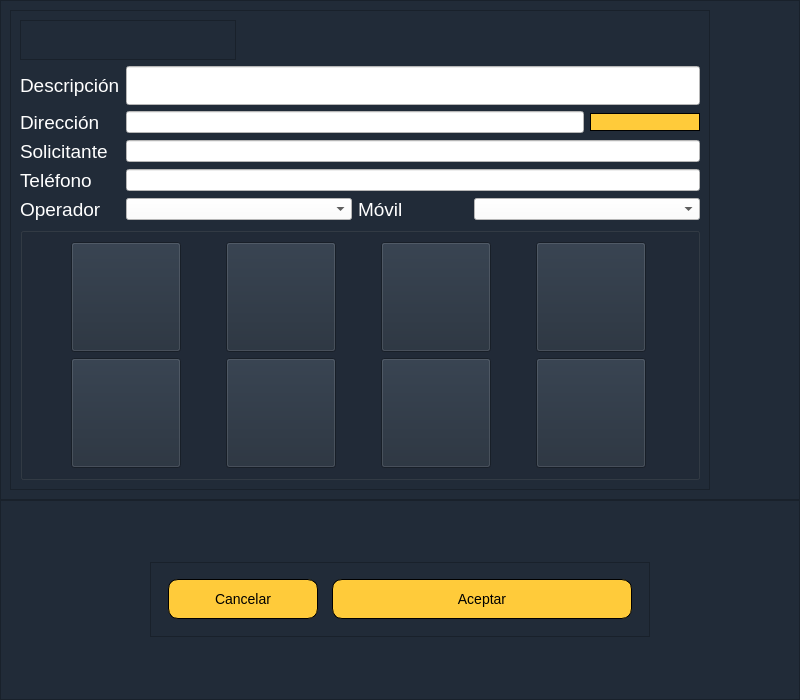
Before: the Qt Designer form OnlineRoutingMapper_dialog_base_agendar_pedido.ui in valetobares11/EmergencyDispatcher, drawn with Qt 5.
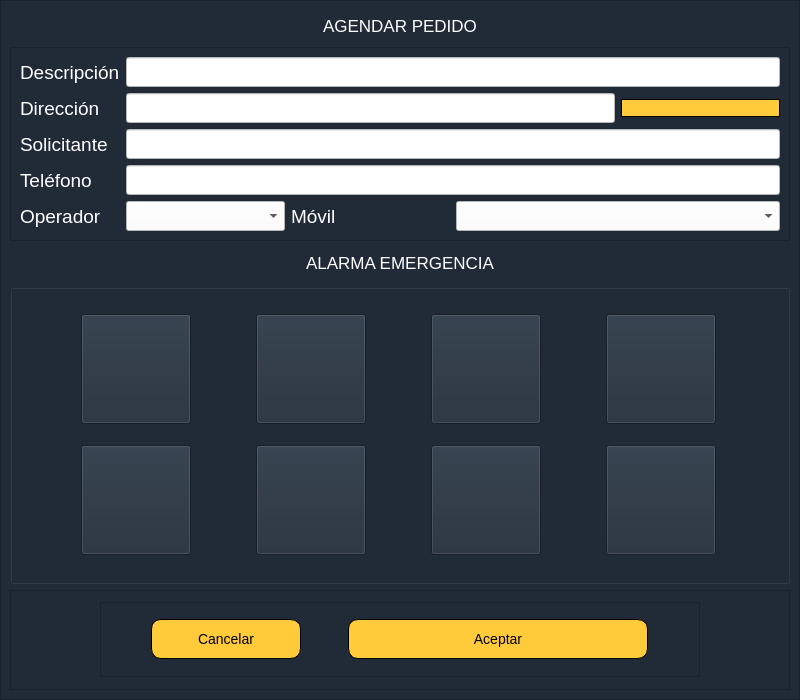
After: the same form once the commit is applied. Icons and pictures are not drawn.

Commit message: modificaciones visuales en la pantalla de agendar pedido

```diff
--- a/OnlineRoutingMapper_dialog_base_agendar_pedido.ui
+++ b/OnlineRoutingMapper_dialog_base_agendar_pedido.ui
@@ -58,6 +58,18 @@
    </property>
    <item>
     <widget class="QFrame" name="frame_5">
+     <property name="minimumSize">
+      <size>
+       <width>600</width>
+       <height>650</height>
+      </size>
+     </property>
+     <property name="maximumSize">
+      <size>
+       <width>1000</width>
+       <height>1000</height>
+      </size>
+     </property>
      <property name="frameShape">
       <enum>QFrame::StyledPanel</enum>
      </property>
@@ -66,33 +78,64 @@
      </property>
      <layout class="QVBoxLayout" name="verticalLayout_2">
       <item>
-       <widget class="QFrame" name="frame">
-        <property name="sizePolicy">
-         <sizepolicy hsizetype="Expanding" vsizetype="Preferred">
-          <horstretch>0</horstretch>
-          <verstretch>0</verstretch>
-         </sizepolicy>
+       <widget class="QLabel" name="label_7">
+        <property name="font">
+         <font>
+          <pointsize>13</pointsize>
+         </font>
         </property>
-        <property name="minimumSize">
-         <size>
-          <width>500</width>
-          <height>400</height>
-         </size>
+        <property name="tabletTracking">
+         <bool>false</bool>
         </property>
-        <property name="maximumSize">
-         <size>
-          <width>700</width>
-          <height>16777215</height>
-         </size>
+        <property name="styleSheet">
+         <string notr="true">QLabel {
+    color: white;
+}</string>
         </property>
+        <property name="text">
+         <string>AGENDAR PEDIDO</string>
+        </property>
+        <property name="alignment">
+         <set>Qt::AlignCenter</set>
+        </property>
+       </widget>
+      </item>
+      <item>
+       <widget class="QFrame" name="frame_6">
         <property name="frameShape">
          <enum>QFrame::StyledPanel</enum>
         </property>
         <property name="frameShadow">
          <enum>QFrame::Raised</enum>
         </property>
-        <layout class="QGridLayout" name="gridLayout_2">
-         <item row="2" column="0">
+        <layout class="QGridLayout" name="gridLayout_3">
+         <item row="4" column="3" colspan="2">
+          <widget class="QComboBox" name="comboBox">
+           <property name="minimumSize">
+            <size>
+             <width>0</width>
+             <height>30</height>
+            </size>
+           </property>
+           <property name="styleSheet">
+            <string notr="true">background-color: rgb(255, 255, 255);</string>
+           </property>
+          </widget>
+         </item>
+         <item row="4" column="1">
+          <widget class="QComboBox" name="comboBox_2">
+           <property name="minimumSize">
+            <size>
+             <width>0</width>
+             <height>30</height>
+            </size>
+           </property>
+           <property name="styleSheet">
+            <string notr="true">background-color: rgb(255, 255, 255);</string>
+           </property>
+          </widget>
+         </item>
+         <item row="1" column="0">
           <widget class="QLabel" name="label">
            <property name="font">
             <font>
@@ -108,47 +151,16 @@
            </property>
           </widget>
          </item>
-         <item row="5" column="0">
-          <widget class="QLabel" name="label_6">
-           <property name="font">
-            <font>
-             <pointsize>14</pointsize>
-            </font>
+         <item row="4" column="2">
+          <widget class="QLabel" name="label_3">
+           <property name="minimumSize">
+            <size>
+             <width>0</width>
+             <height>30</height>
+            </size>
            </property>
-           <property name="styleSheet">
-            <string notr="true">color: rgb(255, 255, 255);</string>
-           </property>
-           <property name="text">
-            <string>Operador</string>
-           </property>
-          </widget>
-         </item>
-         <item row="4" column="1" colspan="5">
-          <widget class="QLineEdit" name="form_telefono">
-           <property name="styleSheet">
-            <string notr="true">background-color: rgb(255, 255, 255);</string>
-           </property>
-          </widget>
-         </item>
-         <item row="2" column="1" colspan="4">
-          <widget class="QLineEdit" name="form_direccion">
-           <property name="styleSheet">
-            <string notr="true">background-color: rgb(255, 255, 255);</string>
-           </property>
-          </widget>
-         </item>
-         <item row="3" column="1" colspan="5">
-          <widget class="QLineEdit" name="form_solicitante">
-           <property name="styleSheet">
-            <string notr="true">background-color: rgb(255, 255, 255);</string>
-           </property>
-          </widget>
-         </item>
-         <item row="1" column="0">
-          <widget class="QLabel" name="label_2">
            <property name="font">
             <font>
-             <family>Ubuntu</family>
              <pointsize>14</pointsize>
             </font>
            </property>
@@ -156,11 +168,11 @@
             <string notr="true">color: rgb(255, 255, 255);</string>
            </property>
            <property name="text">
-            <string>Descripción</string>
+            <string>Móvil</string>
            </property>
           </widget>
          </item>
-         <item row="1" column="1" colspan="5">
+         <item row="0" column="1" colspan="4">
           <widget class="QLineEdit" name="form_descripcion">
            <property name="sizePolicy">
             <sizepolicy hsizetype="Ignored" vsizetype="Fixed">
@@ -168,10 +180,16 @@
              <verstretch>0</verstretch>
             </sizepolicy>
            </property>
+           <property name="minimumSize">
+            <size>
+             <width>0</width>
+             <height>30</height>
+            </size>
+           </property>
            <property name="maximumSize">
             <size>
-             <width>600</width>
-             <height>600</height>
+             <width>16777215</width>
+             <height>16777215</height>
             </size>
            </property>
            <property name="acceptDrops">
@@ -187,10 +205,10 @@
             <string/>
            </property>
            <property name="maxLength">
-            <number>20</number>
+            <number>32767</number>
            </property>
            <property name="alignment">
-            <set>Qt::AlignLeading|Qt::AlignLeft|Qt::AlignTop</set>
+            <set>Qt::AlignLeading|Qt::AlignLeft|Qt::AlignVCenter</set>
            </property>
            <property name="dragEnabled">
             <bool>false</bool>
@@ -200,7 +218,7 @@
            </property>
           </widget>
          </item>
-         <item row="3" column="0">
+         <item row="2" column="0">
           <widget class="QLabel" name="label_4">
            <property name="font">
             <font>
@@ -216,14 +234,36 @@
            </property>
           </widget>
          </item>
-         <item row="5" column="1" colspan="2">
-          <widget class="QComboBox" name="comboBox_2">
+         <item row="0" column="0">
+          <widget class="QLabel" name="label_2">
+           <property name="font">
+            <font>
+             <family>Ubuntu</family>
+             <pointsize>14</pointsize>
+            </font>
+           </property>
+           <property name="styleSheet">
+            <string notr="true">color: rgb(255, 255, 255);</string>
+           </property>
+           <property name="text">
+            <string>Descripción</string>
+           </property>
+          </widget>
+         </item>
+         <item row="1" column="1" colspan="3">
+          <widget class="QLineEdit" name="form_direccion">
+           <property name="minimumSize">
+            <size>
+             <width>0</width>
+             <height>30</height>
+            </size>
+           </property>
            <property name="styleSheet">
             <string notr="true">background-color: rgb(255, 255, 255);</string>
            </property>
           </widget>
          </item>
-         <item row="4" column="0">
+         <item row="3" column="0">
           <widget class="QLabel" name="label_5">
            <property name="font">
             <font>
@@ -239,7 +279,22 @@
            </property>
           </widget>
          </item>
-         <item row="2" column="5">
+         <item row="4" column="0">
+          <widget class="QLabel" name="label_6">
+           <property name="font">
+            <font>
+             <pointsize>14</pointsize>
+            </font>
+           </property>
+           <property name="styleSheet">
+            <string notr="true">color: rgb(255, 255, 255);</string>
+           </property>
+           <property name="text">
+            <string>Operador</string>
+           </property>
+          </widget>
+         </item>
+         <item row="1" column="4">
           <widget class="QPushButton" name="buscarPunto">
            <property name="styleSheet">
             <string notr="true">QPushButton {
@@ -264,17 +319,72 @@
            <property name="iconSize">
             <size>
              <width>20</width>
-             <height>20</height>
+             <height>30</height>
             </size>
            </property>
           </widget>
          </item>
-         <item row="6" column="0" colspan="6">
+         <item row="2" column="1" colspan="4">
+          <widget class="QLineEdit" name="form_solicitante">
+           <property name="minimumSize">
+            <size>
+             <width>0</width>
+             <height>30</height>
+            </size>
+           </property>
+           <property name="styleSheet">
+            <string notr="true">background-color: rgb(255, 255, 255);</string>
+           </property>
+          </widget>
+         </item>
+         <item row="3" column="1" colspan="4">
+          <widget class="QLineEdit" name="form_telefono">
+           <property name="minimumSize">
+            <size>
+             <width>0</width>
+             <height>30</height>
+            </size>
+           </property>
+           <property name="styleSheet">
+            <string notr="true">background-color: rgb(255, 255, 255);</string>
+           </property>
+          </widget>
+         </item>
+        </layout>
+       </widget>
+      </item>
+      <item>
+       <widget class="QLabel" name="label_8">
+        <property name="font">
+         <font>
+          <pointsize>13</pointsize>
+         </font>
+        </property>
+        <property name="styleSheet">
+         <string notr="true">QLabel {
+    color: white;
+}</string>
+        </property>
+        <property name="text">
+         <string>ALARMA EMERGENCIA</string>
+        </property>
+        <property name="alignment">
+         <set>Qt::AlignCenter</set>
+        </property>
+       </widget>
+      </item>
+      <item>
           <widget class="QGroupBox" name="groupBox_2">
+        <property name="minimumSize">
+         <size>
+          <width>300</width>
+          <height>300</height>
+         </size>
+        </property>
            <property name="maximumSize">
             <size>
-             <width>900</width>
-             <height>400</height>
+          <width>1000</width>
+          <height>1000</height>
             </size>
            </property>
            <layout class="QGridLayout" name="gridLayout">
@@ -312,40 +422,6 @@
               </property>
              </widget>
             </item>
-            <item row="1" column="3">
-             <widget class="QPushButton" name="buttonEmergVarias">
-              <property name="minimumSize">
-               <size>
-                <width>110</width>
-                <height>110</height>
-               </size>
-              </property>
-              <property name="maximumSize">
-               <size>
-                <width>110</width>
-                <height>110</height>
-               </size>
-              </property>
-              <property name="styleSheet">
-               <string notr="true">QPushButton:hover {
-background-color: #FF0000;
-}</string>
-              </property>
-              <property name="text">
-               <string/>
-              </property>
-              <property name="icon">
-               <iconset>
-                <normaloff>sonidos/Logos/Logo_emergencias_varias.png</normaloff>sonidos/Logos/Logo_emergencias_varias.png</iconset>
-              </property>
-              <property name="iconSize">
-               <size>
-                <width>150</width>
-                <height>150</height>
-               </size>
-              </property>
-             </widget>
-            </item>
             <item row="0" column="0">
              <widget class="QPushButton" name="buttonIncendioForestal">
               <property name="minimumSize">
@@ -388,6 +464,40 @@
               </property>
              </widget>
             </item>
+         <item row="1" column="0">
+          <widget class="QPushButton" name="buttonIncendioVehicular">
+           <property name="minimumSize">
+            <size>
+             <width>110</width>
+             <height>110</height>
+            </size>
+           </property>
+           <property name="maximumSize">
+            <size>
+             <width>110</width>
+             <height>110</height>
+            </size>
+           </property>
+           <property name="styleSheet">
+            <string notr="true">QPushButton:hover {
+background-color: #FF0000;
+}</string>
+           </property>
+           <property name="text">
+            <string/>
+           </property>
+           <property name="icon">
+            <iconset>
+             <normaloff>sonidos/Logos/Logo_Incendio_Vehicular.png</normaloff>sonidos/Logos/Logo_Incendio_Vehicular.png</iconset>
+           </property>
+           <property name="iconSize">
+            <size>
+             <width>150</width>
+             <height>150</height>
+            </size>
+           </property>
+          </widget>
+         </item>
             <item row="0" column="2">
              <widget class="QPushButton" name="buttonRescateDeAltura">
               <property name="minimumSize">
@@ -422,8 +532,8 @@
               </property>
              </widget>
             </item>
-            <item row="0" column="3">
-             <widget class="QPushButton" name="buttonAccidenteMatPel">
+         <item row="1" column="3">
+          <widget class="QPushButton" name="buttonEmergVarias">
               <property name="minimumSize">
                <size>
                 <width>110</width>
@@ -446,75 +556,7 @@
               </property>
               <property name="icon">
                <iconset>
-                <normaloff>sonidos/Logos/Logo_mat_pel.png</normaloff>sonidos/Logos/Logo_mat_pel.png</iconset>
-              </property>
-              <property name="iconSize">
-               <size>
-                <width>140</width>
-                <height>140</height>
-               </size>
-              </property>
-             </widget>
-            </item>
-            <item row="1" column="2">
-             <widget class="QPushButton" name="buttonAccidenteVehicular">
-              <property name="minimumSize">
-               <size>
-                <width>110</width>
-                <height>110</height>
-               </size>
-              </property>
-              <property name="maximumSize">
-               <size>
-                <width>110</width>
-                <height>110</height>
-               </size>
-              </property>
-              <property name="styleSheet">
-               <string notr="true">QPushButton:hover {
-background-color: #FF0000;
-}</string>
-              </property>
-              <property name="text">
-               <string/>
-              </property>
-              <property name="icon">
-               <iconset>
-                <normaloff>sonidos/Logos/Logo_Accidente_Vehicular.png</normaloff>sonidos/Logos/Logo_Accidente_Vehicular.png</iconset>
-              </property>
-              <property name="iconSize">
-               <size>
-                <width>160</width>
-                <height>160</height>
-               </size>
-              </property>
-             </widget>
-            </item>
-            <item row="1" column="0">
-             <widget class="QPushButton" name="buttonIncendioVehicular">
-              <property name="minimumSize">
-               <size>
-                <width>110</width>
-                <height>110</height>
-               </size>
-              </property>
-              <property name="maximumSize">
-               <size>
-                <width>110</width>
-                <height>110</height>
-               </size>
-              </property>
-              <property name="styleSheet">
-               <string notr="true">QPushButton:hover {
-background-color: #FF0000;
-}</string>
-              </property>
-              <property name="text">
-               <string/>
-              </property>
-              <property name="icon">
-               <iconset>
-                <normaloff>sonidos/Logos/Logo_Incendio_Vehicular.png</normaloff>sonidos/Logos/Logo_Incendio_Vehicular.png</iconset>
+             <normaloff>sonidos/Logos/Logo_emergencias_varias.png</normaloff>sonidos/Logos/Logo_emergencias_varias.png</iconset>
               </property>
               <property name="iconSize">
                <size>
@@ -558,48 +600,72 @@
               </property>
              </widget>
             </item>
-           </layout>
-          </widget>
-         </item>
-         <item row="5" column="4" colspan="2">
-          <widget class="QComboBox" name="comboBox">
-           <property name="styleSheet">
-            <string notr="true">background-color: rgb(255, 255, 255);</string>
+         <item row="1" column="2">
+          <widget class="QPushButton" name="buttonAccidenteVehicular">
+           <property name="minimumSize">
+            <size>
+             <width>110</width>
+             <height>110</height>
+            </size>
            </property>
-          </widget>
-         </item>
-         <item row="5" column="3">
-          <widget class="QLabel" name="label_3">
-           <property name="font">
-            <font>
-             <pointsize>14</pointsize>
-            </font>
+           <property name="maximumSize">
+            <size>
+             <width>110</width>
+             <height>110</height>
+            </size>
            </property>
            <property name="styleSheet">
-            <string notr="true">color: rgb(255, 255, 255);</string>
+            <string notr="true">QPushButton:hover {
+background-color: #FF0000;
+}</string>
            </property>
            <property name="text">
-            <string>Móvil</string>
+            <string/>
            </property>
+           <property name="icon">
+            <iconset>
+             <normaloff>sonidos/Logos/Logo_Accidente_Vehicular.png</normaloff>sonidos/Logos/Logo_Accidente_Vehicular.png</iconset>
+           </property>
+           <property name="iconSize">
+            <size>
+             <width>160</width>
+             <height>160</height>
+            </size>
+           </property>
           </widget>
          </item>
-         <item row="0" column="0" colspan="2">
-          <widget class="QFrame" name="frame_4">
-           <property name="sizePolicy">
-            <sizepolicy hsizetype="Expanding" vsizetype="Preferred">
-             <horstretch>0</horstretch>
-             <verstretch>0</verstretch>
-            </sizepolicy>
+         <item row="0" column="3">
+          <widget class="QPushButton" name="buttonAccidenteMatPel">
+           <property name="minimumSize">
+            <size>
+             <width>110</width>
+             <height>110</height>
+            </size>
            </property>
-           <property name="frameShape">
-            <enum>QFrame::StyledPanel</enum>
+           <property name="maximumSize">
+            <size>
+             <width>110</width>
+             <height>110</height>
+            </size>
            </property>
-           <property name="frameShadow">
-            <enum>QFrame::Raised</enum>
+           <property name="styleSheet">
+            <string notr="true">QPushButton:hover {
+background-color: #FF0000;
+}</string>
            </property>
-          </widget>
-         </item>
-        </layout>
+           <property name="text">
+            <string/>
+           </property>
+           <property name="icon">
+            <iconset>
+             <normaloff>sonidos/Logos/Logo_mat_pel.png</normaloff>sonidos/Logos/Logo_mat_pel.png</iconset>
+           </property>
+           <property name="iconSize">
+            <size>
+             <width>140</width>
+             <height>140</height>
+            </size>
+           </property>
        </widget>
       </item>
      </layout>
@@ -609,13 +675,13 @@
     <widget class="QFrame" name="frame_3">
      <property name="minimumSize">
       <size>
-       <width>100</width>
+          <width>600</width>
        <height>100</height>
       </size>
      </property>
      <property name="maximumSize">
       <size>
-       <width>800</width>
+          <width>1000</width>
        <height>200</height>
       </size>
      </property>
@@ -628,6 +694,12 @@
      <layout class="QHBoxLayout" name="horizontalLayout">
       <item>
        <widget class="QFrame" name="frame_2">
+           <property name="minimumSize">
+            <size>
+             <width>600</width>
+             <height>50</height>
+            </size>
+           </property>
         <property name="maximumSize">
          <size>
           <width>500</width>
@@ -725,6 +797,9 @@
    </item>
   </layout>
  </widget>
+   </item>
+  </layout>
+ </widget>
  <tabstops>
   <tabstop>form_descripcion</tabstop>
   <tabstop>form_direccion</tabstop>
```
Left out of the diff: 4 changed lines with no effect on the pictures. Lines whose indentation alone changed are shown as unchanged.
